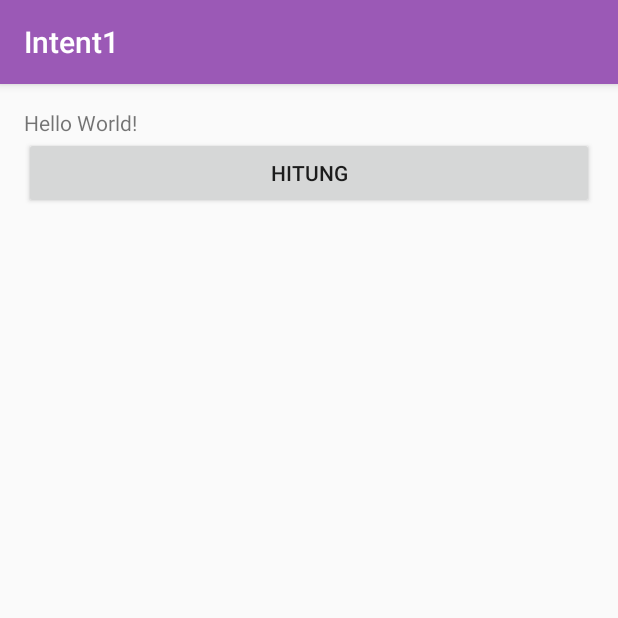
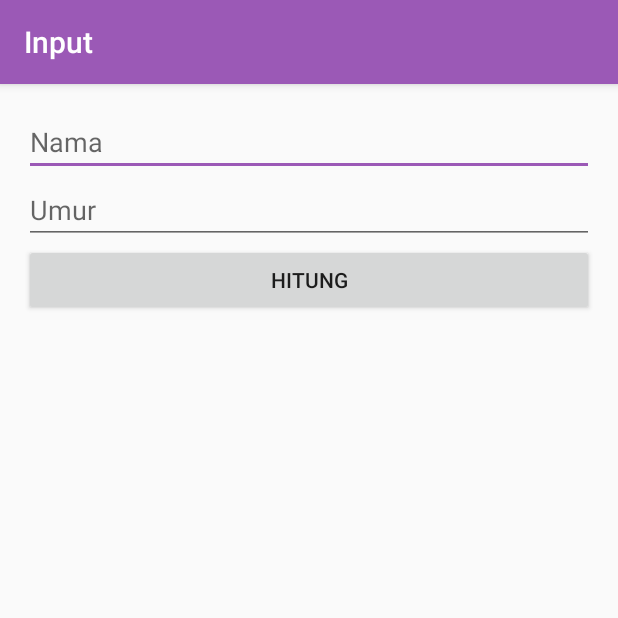
Before and after one commit to rehanarroihan/Intent1, an Android app: the screen it shows after launch (MainActivity), on a phone screen of 412 x 824 dp, the top half of it. Run offline under Robolectric (Android 15) with nearby library versions, the phone set to English and light mode, and no system bars.

Commit message:
startActivity Part 2

```diff
--- a/app/src/main/java/id/sch/smktelkom_mlg/learn/intent1/MainActivity.java
+++ b/app/src/main/java/id/sch/smktelkom_mlg/learn/intent1/MainActivity.java
@@ -4,20 +4,41 @@ import android.content.Intent;
 import android.os.Bundle;
 import android.support.v7.app.AppCompatActivity;
 import android.view.View;
+import android.widget.EditText;
 
 public class MainActivity extends AppCompatActivity {
 
+    public static final String NAMA = "Nama";
+    public static final String UMUR = "Umur";
+    EditText etNama;
+    EditText etUmur;
 
     @Override
     protected void onCreate(Bundle savedInstanceState) {
         super.onCreate(savedInstanceState);
         setContentView(R.layout.activity_main);
+        setTitle("Input");
+        etNama = (EditText) findViewById(R.id.editText);
+        etUmur = (EditText) findViewById(R.id.editText2);
 
         findViewById(R.id.buttonHitung).setOnClickListener(new View.OnClickListener() {
             @Override
             public void onClick(View view) {
-                startActivity(new Intent(MainActivity.this, HasilActivity.class));
+                goHasil();
             }
         });
     }
+
+    private void goHasil() {
+        String nama = etNama.getText().toString();
+        String umurStr = etUmur.getText().toString();
+
+        int umur = umurStr.isEmpty() ? 0 : Integer.parseInt(umurStr);
+
+        Intent intent = new Intent(MainActivity.this, HasilActivity.class);
+        intent.putExtra(NAMA, nama);
+        intent.putExtra(UMUR, umur);
+
+        startActivity(intent);
+    }
 }
--- a/app/src/main/res/layout/activity_main.xml
+++ b/app/src/main/res/layout/activity_main.xml
@@ -10,10 +10,17 @@
     android:paddingTop="@dimen/activity_vertical_margin"
     tools:context="id.sch.smktelkom_mlg.learn.intent1.MainActivity">
 
-    <TextView
-        android:layout_width="wrap_content"
+    <EditText
+        android:id="@+id/editText"
+        android:layout_width="match_parent"
         android:layout_height="wrap_content"
-        android:text="Hello World!" />
+        android:hint="Nama" />
+
+    <EditText
+        android:id="@+id/editText2"
+        android:layout_width="match_parent"
+        android:layout_height="wrap_content"
+        android:hint="Umur" />
 
     <Button
         android:id="@+id/buttonHitung"
```
Also changed, not shown: app/src/main/java/id/sch/smktelkom_mlg/learn/intent1/HasilActivity.java (+13 -1 lines), app/src/main/res/layout/activity_hasil.xml (+7 -0 lines).
